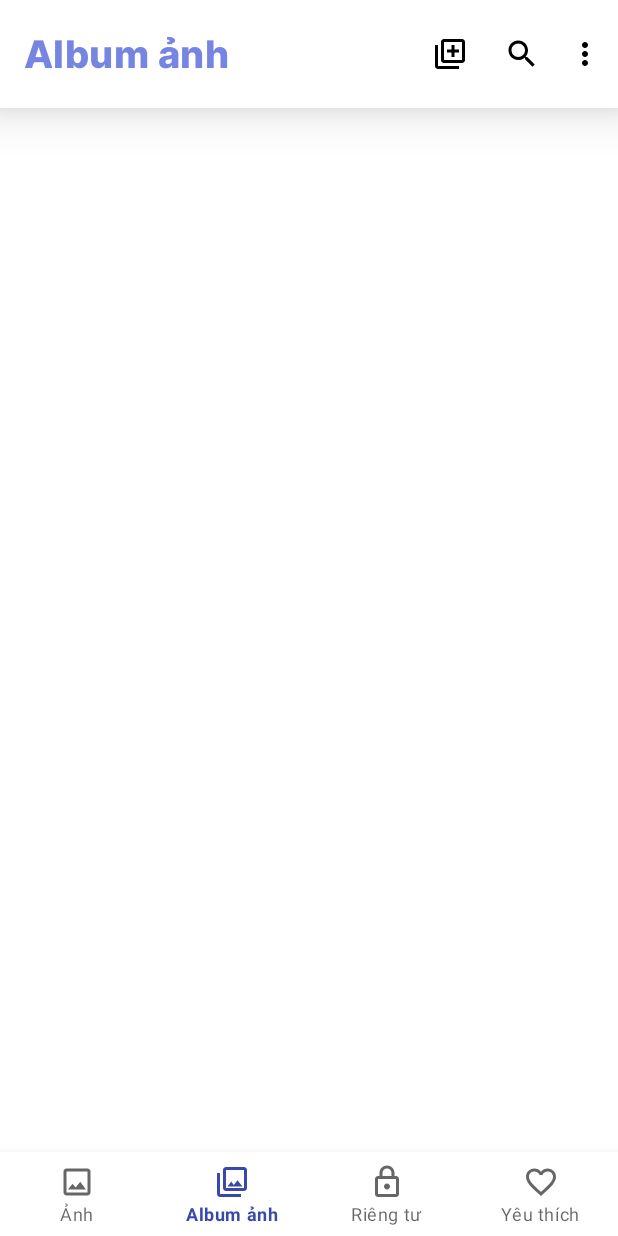
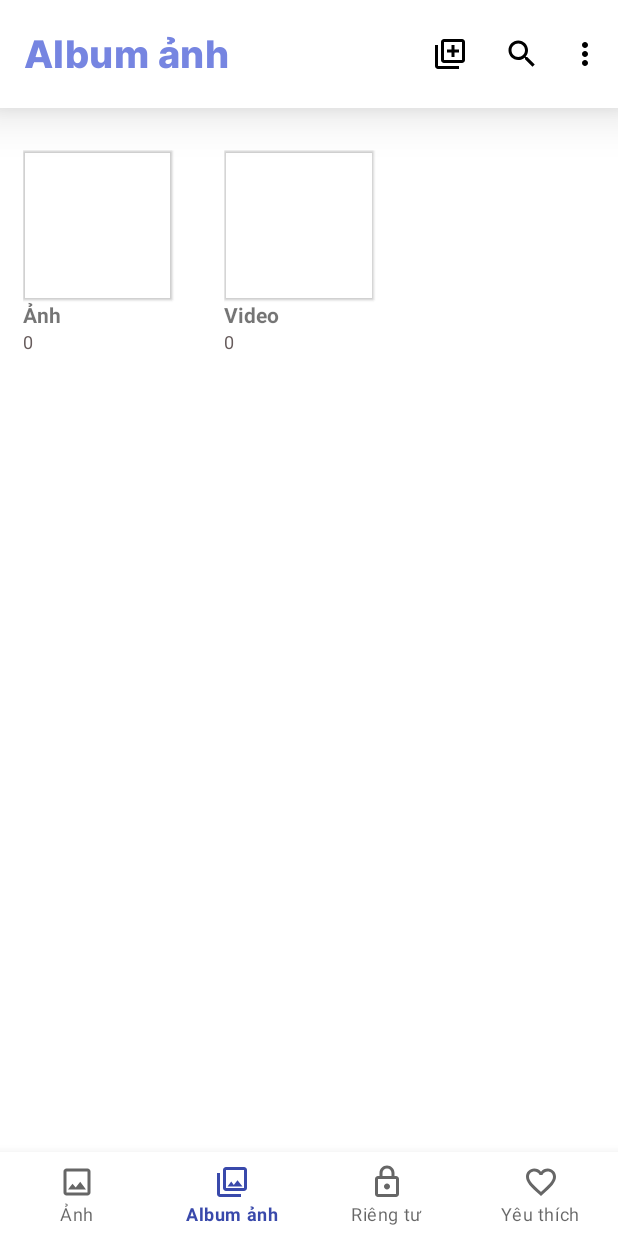
Before and after one commit to bebaoboy/group7_Gallerium, an Android app: the screen it shows after launch (MainActivity), item 2 of the bottom bar chosen, on a phone screen of 412 x 824 dp. Run offline under Robolectric (Android 15) with nearby library versions, the phone set to English and light mode, and no system bars; libraries missing offline, so code that uses them is left out: com.karan.churi; 3 statements that could not run were skipped.

Commit message:
complete filtering album

```diff
--- a/app/src/main/java/com/group7/gallerium/fragments/AlbumFragment.java
+++ b/app/src/main/java/com/group7/gallerium/fragments/AlbumFragment.java
@@ -69,6 +69,7 @@ public class AlbumFragment extends Fragment {
         AccessMediaFile.refreshAllMedia();
         ArrayList<Media> listMediaTemp = AccessMediaFile.getAllMedia(getContext());
         albumList = getAllAlbum(listMediaTemp);
+        categorizeAlbum();
         adapter = new AlbumAdapter(context);
         adapter.setData(albumList);
         album_rec.setAdapter(adapter);
@@ -90,6 +91,7 @@ public class AlbumFragment extends Fragment {
         adapter = new AlbumAdapter(context);
         AccessMediaFile.refreshAllMedia();
         ArrayList<Media> listMediaTemp = AccessMediaFile.getAllMedia(getContext());
+        categorizeAlbum();
         albumList = getAllAlbum(listMediaTemp);
         adapter.setData(albumList);
         album_rec.setAdapter(adapter);
@@ -149,6 +151,28 @@ public class AlbumFragment extends Fragment {
         List<String> paths = new ArrayList<>();
         ArrayList<Album> albums = new ArrayList<>();
 
+        Album video = new Album("Video");
+        Album image = new Album("Ảnh");
+        for(var media : listMedia) {
+            if(media.getType() == 1){
+                image.addMedia(media);
+            }else if(media.getType() == 3){
+                video.addMedia(media);
+            }
+        }
+        if(image.getListMedia().size()>0) {
+            image.setAvatar(image.getListMedia().get(0));
+        }
+        if(video.getListMedia().size()>0) {
+            video.setAvatar(video.getListMedia().get(0));
+        }
+        image.setPath("/internal/DCIM/Ảnh");
+        video.setPath("/internal/DCIM/Video");
+        paths.add(image.getPath());
+        paths.add(video.getPath());
+        albums.add(image);
+        albums.add(video);
+
         for (int i = 0; i < listMedia.size(); i++) {
             String[] subDirectories = listMedia.get(i).getPath().split("/");
             String folderPath = listMedia.get(i).getPath().substring(0, listMedia.get(i).getPath().lastIndexOf("/"));
@@ -174,54 +198,107 @@ public class AlbumFragment extends Fragment {
         HashMap<String, AlbumCategory> categoryList = new LinkedHashMap<>();
         String[] subDir = albumList.get(0).getPath().split("/");
 
-        categoryList.put("", new AlbumCategory("", new ArrayList<>()));
+
+        categoryList.put("Mặc định", new AlbumCategory("", new ArrayList<>()));
         categoryList.put("Thêm album", new AlbumCategory("Thêm album", new ArrayList<>()));
         categoryList.put("Của tôi", new AlbumCategory("Của tôi", new ArrayList<>()));
+
+//        categoryList.get("Mặc định").getList().add(image);
+//        categoryList.get("Mặc định").getList().add(video);
 
         for (Album album : albumList) {
             String path = album.getPath();
             subDir = path.split("/");
-
-            if (subDir.length == 6 && (subDir[subDir.length - 1].equals("Camera") || subDir[subDir.length - 1].equals("Screenshots")
-                    || subDir[subDir.length - 1].equals("Video"))) {
-                categoryList.get("").addAlbumToList(album);
-            }
-            else if (subDir.length == 4 || subDir.length == 5){
-                if(subDir[2].equals("DCIM (1)")) {
-                    continue;
-                }
-               else{
-                    categoryList.get("Thêm album").addAlbumToList(album);
+            String catName = "";
+            String parent = subDir[subDir.length - 1];
+            if(subDir.length>=2) {
+                parent = subDir[subDir.length - 2];
+                if (parent.equals("DCIM")) {
+                    if (subDir[subDir.length - 1].equals("Camera")
+                            || subDir[subDir.length - 1].equals("Screenshots")
+                            || subDir[subDir.length - 1].equals("Ảnh")
+                            || subDir[subDir.length - 1].equals("Video") ) {
+                        //categoryList.get("Mặc định").addAlbumToList(album);
+                        catName = "Mặc định";
+                    }
+                } else if (parent.equals("owner")) {
+                    //categoryList.get("Của tôi").addAlbumToList(album);
+                    catName = "Của tôi";
                 }
             }
 
-            if (subDir.length > 6) {
-                categoryList.get("Của tôi").addAlbumToList(album);
+            if (catName.length() == 0) {
+
+                catName = "Thêm album";
             }
-        }
 
-       AlbumCategory category = categoryList.get("");
-
-        for(int i=0;i<category.getList().size();i++){
-            String[] path1 = category.getList().get(i).getPath().split("/");
-            for(int j=i+1;j<category.getList().size();j++){
-                String[] path2 = category.getList().get(j).getPath().split("/");
-                if(path1[path1.length-1].equals(path2[path2.length-1])){
-                    category.getList().get(i).getListMedia().addAll(category.getList().get(j).getListMedia());
-                    category.getList().remove(j);
-                    categoryList.replace("", category);
+            boolean needToMerge = false;
+            for(Album album1: categoryList.get(catName).getList()){
+                if (!album.getPath().equals(album1.getPath()) && album.getName().equalsIgnoreCase(album1.getName()))
+                {
+                    String path1 = album1.getPath();
+                    String[] subDir1 = path1.split("/");
+                    String parent1 = subDir1[subDir1.length - 2];
+                    if (parent1.equalsIgnoreCase(parent))
+                    {
+                        Log.d("merge", "merging " + album.getPath() + " and " + album1.getPath());
+                        album1.getListMedia().addAll(album.getListMedia());
+                        album1.setListMedia(
+                                new ArrayList<>(album1.getListMedia()
+                                .stream()
+                                .sorted(Comparator.comparingLong(Media::getRawDate).reversed())
+                                .collect(Collectors.toList())));
+                        needToMerge = true;
+                    }
+                    else
+                    {
+                        album.setName(album1.getName() + " (" + parent + ")");
+                    }
                     break;
                 }
             }
+
+            if (!needToMerge)
+            {
+                categoryList.get(catName).addAlbumToList(album);
+            }
+
+//            if (subDir.length == 6 && (subDir[subDir.length - 1].equals("Camera")
+//                    || subDir[subDir.length - 1].equals("Screenshots")
+//                    || subDir[subDir.length - 1].equals("Video"))) {
+//                categoryList.get("").addAlbumToList(album);
+//            }
+//            else if (subDir.length == 4 || subDir.length == 5){
+//                categoryList.get("Thêm album").addAlbumToList(album);
+//            }
+//
+//            if (subDir.length > 6 || subDir[subDir.length-2] == "owner") {
+//                categoryList.get("Của tôi").addAlbumToList(album);
+//            }
         }
 
+//       AlbumCategory category = categoryList.get("");
+//
+//        for(int i=0;i<category.getList().size();i++){
+//            String[] path1 = category.getList().get(i).getPath().split("/");
+//            for(int j=i+1;j<category.getList().size();j++){
+//                String[] path2 = category.getList().get(j).getPath().split("/");
+//                if(path1[path1.length-1].equals(path2[path2.length-1])){
+//                    category.getList().get(i).getListMedia().addAll(category.getList().get(j).getListMedia());
+//                    category.getList().remove(j);
+//                    categoryList.replace("", category);
+//                    break;
+//                }
+//            }
+//        }
+        albumList.clear();
         for(Map.Entry<String, AlbumCategory> entry: categoryList.entrySet()){
             Log.d("Key", entry.getKey());
             for(Album album: entry.getValue().getList()){
-                Log.d("value", album.getPath() + " " + album.getListMedia().size());
+                albumList.add(album);
+                Log.d("value", album.getPath() + " " + album.getName() + " " + album.getListMedia().size());
             }
         }
-
     }
 
     public class AlbumListTask extends AsyncTask<Void, Integer, Void> {
--- a/app/src/main/java/com/group7/gallerium/models/Album.java
+++ b/app/src/main/java/com/group7/gallerium/models/Album.java
@@ -54,6 +54,11 @@ public class Album {
         this.listMedia = new ArrayList<>();
     }
 
+    public Album(String name) {
+        this.name = name;
+        this.listMedia = new ArrayList<>();
+    }
+
     public String getPath() {
         return path;
     }
```
